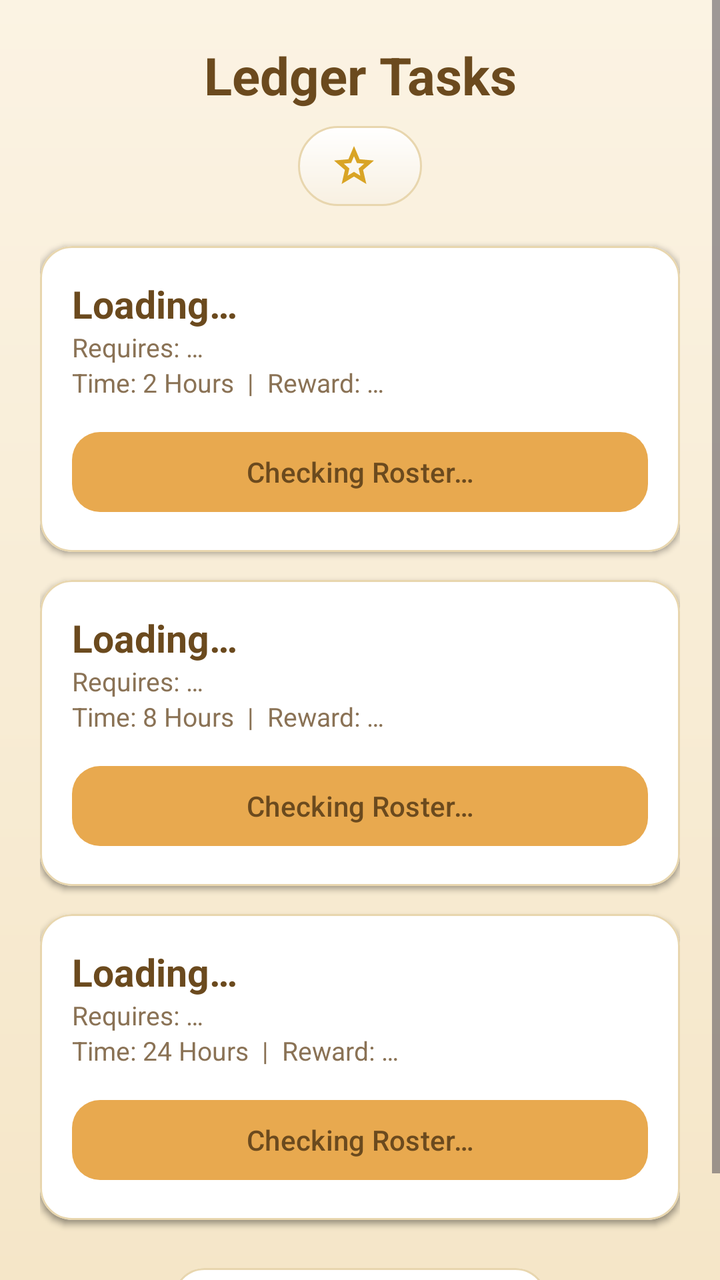
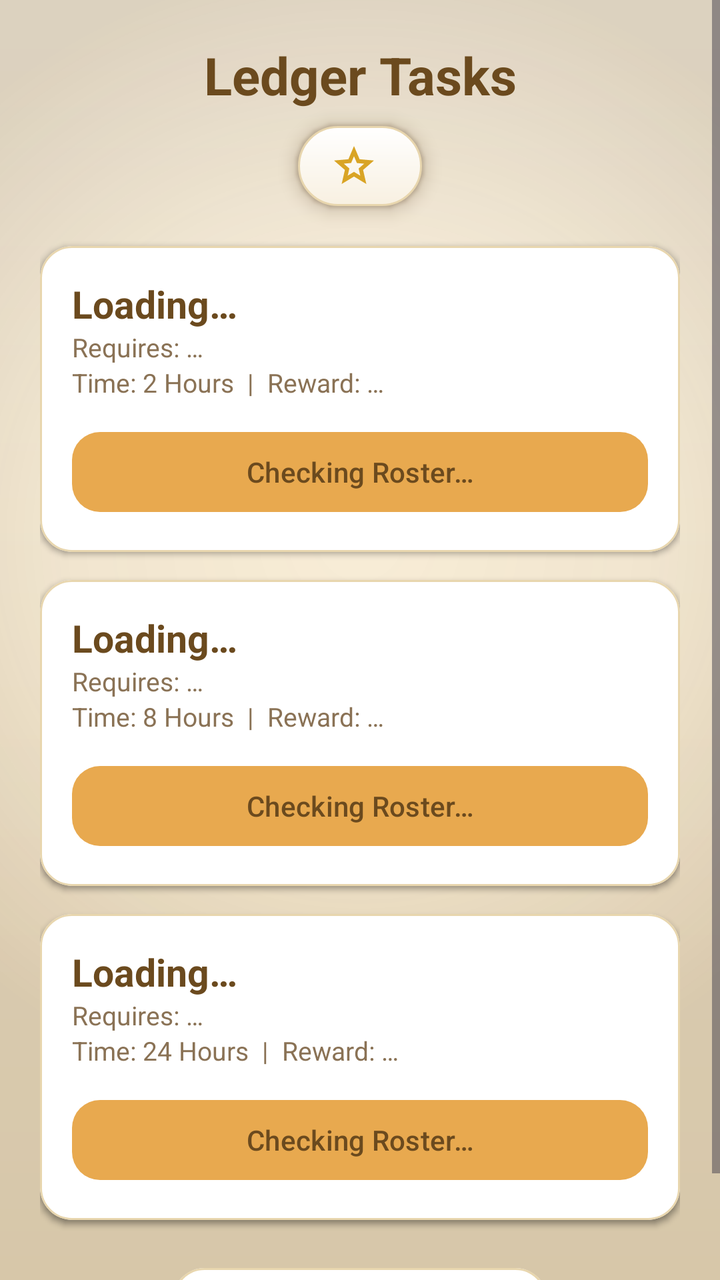

The first picture is an Android layout as it rendered before a commit; the second is the same layout after the commit. The layout source and the unified diff follow.
<!-- AndroidManifest.xml: application theme Theme.RatKingRecon -->
<!-- res/layout/activity_mission.xml -->
<?xml version="1.0" encoding="utf-8"?>
<ScrollView xmlns:android="http://schemas.android.com/apk/res/android"
    xmlns:app="http://schemas.android.com/apk/res-auto"
    android:layout_width="match_parent"
    android:layout_height="match_parent"
    android:background="@drawable/bg_app_gradient"
    android:fitsSystemWindows="true">

    <LinearLayout
        android:layout_width="match_parent"
        android:layout_height="wrap_content"
        android:orientation="vertical"
        android:padding="20dp">

        <TextView
            android:layout_width="match_parent"
            android:layout_height="wrap_content"
            android:text="@string/ledger_tasks_title"
            android:textColor="@color/text_primary"
            android:textSize="26sp"
            android:textStyle="bold"
            android:textAlignment="center"
            android:layout_marginBottom="8dp" />

        
        <TextView
            android:id="@+id/relicCountText"
            android:layout_width="wrap_content"
            android:layout_height="wrap_content"
            android:layout_gravity="center_horizontal"
            android:background="@drawable/bg_pill_tan"
            android:paddingHorizontal="16dp"
            android:paddingVertical="8dp"
            android:drawableStart="@drawable/ic_star"
            android:drawablePadding="6dp"
            android:textSize="13sp"
            android:textStyle="bold"
            android:textColor="@color/text_primary"
            android:layout_marginBottom="20dp" />

        <com.google.android.material.card.MaterialCardView
            android:layout_width="match_parent"
            android:layout_height="wrap_content"
            app:cardBackgroundColor="@color/card_white"
            app:strokeColor="@color/card_border"
            app:strokeWidth="1dp"
            app:cardCornerRadius="16dp"
            app:cardElevation="2dp"
            android:layout_marginBottom="14dp">

            <LinearLayout
                android:layout_width="match_parent"
                android:layout_height="wrap_content"
                android:orientation="vertical"
                android:padding="16dp">

                <TextView android:id="@+id/titleM1" android:layout_width="wrap_content" android:layout_height="wrap_content" android:text="Loading…" android:textColor="@color/text_primary" android:textSize="19sp" android:textStyle="bold"/>
                <TextView android:id="@+id/reqM1" android:layout_width="wrap_content" android:layout_height="wrap_content" android:text="Requires: …" android:textColor="@color/text_muted" android:textSize="13sp"/>
                <TextView android:id="@+id/rewardM1" android:layout_width="wrap_content" android:layout_height="wrap_content" android:text="Time: 2 Hours  |  Reward: …" android:textColor="@color/text_muted" android:textSize="13sp" android:layout_marginBottom="12dp"/>

                <com.google.android.material.button.MaterialButton
                    android:id="@+id/btnMission1"
                    android:layout_width="match_parent"
                    android:layout_height="wrap_content"
                    android:text="@string/mission_checking_roster"
                    android:textAllCaps="false"
                    android:textColor="@color/text_primary"
                    app:cornerRadius="14dp" />
            </LinearLayout>
        </com.google.android.material.card.MaterialCardView>

        <com.google.android.material.card.MaterialCardView
            android:layout_width="match_parent"
            android:layout_height="wrap_content"
            app:cardBackgroundColor="@color/card_white"
            app:strokeColor="@color/card_border"
            app:strokeWidth="1dp"
            app:cardCornerRadius="16dp"
            app:cardElevation="2dp"
            android:layout_marginBottom="14dp">

            <LinearLayout
                android:layout_width="match_parent"
                android:layout_height="wrap_content"
                android:orientation="vertical"
                android:padding="16dp">

                <TextView android:id="@+id/titleM2" android:layout_width="wrap_content" android:layout_height="wrap_content" android:text="Loading…" android:textColor="@color/text_primary" android:textSize="19sp" android:textStyle="bold"/>
                <TextView android:id="@+id/reqM2" android:layout_width="wrap_content" android:layout_height="wrap_content" android:text="Requires: …" android:textColor="@color/text_muted" android:textSize="13sp"/>
                <TextView android:id="@+id/rewardM2" android:layout_width="wrap_content" android:layout_height="wrap_content" android:text="Time: 8 Hours  |  Reward: …" android:textColor="@color/text_muted" android:textSize="13sp" android:layout_marginBottom="12dp"/>

                <com.google.android.material.button.MaterialButton
                    android:id="@+id/btnMission2"
                    android:layout_width="match_parent"
                    android:layout_height="wrap_content"
                    android:text="@string/mission_checking_roster"
                    android:textAllCaps="false"
                    android:textColor="@color/text_primary"
                    app:cornerRadius="14dp" />
            </LinearLayout>
        </com.google.android.material.card.MaterialCardView>

        <com.google.android.material.card.MaterialCardView
            android:layout_width="match_parent"
            android:layout_height="wrap_content"
            app:cardBackgroundColor="@color/card_white"
            app:strokeColor="@color/card_border"
            app:strokeWidth="1dp"
            app:cardCornerRadius="16dp"
            app:cardElevation="2dp"
            android:layout_marginBottom="20dp">

            <LinearLayout
                android:layout_width="match_parent"
                android:layout_height="wrap_content"
                android:orientation="vertical"
                android:padding="16dp">

                <TextView android:id="@+id/titleM3" android:layout_width="wrap_content" android:layout_height="wrap_content" android:text="Loading…" android:textColor="@color/text_primary" android:textSize="19sp" android:textStyle="bold"/>
                <TextView android:id="@+id/reqM3" android:layout_width="wrap_content" android:layout_height="wrap_content" android:text="Requires: …" android:textColor="@color/text_muted" android:textSize="13sp"/>
                <TextView android:id="@+id/rewardM3" android:layout_width="wrap_content" android:layout_height="wrap_content" android:text="Time: 24 Hours  |  Reward: …" android:textColor="@color/text_muted" android:textSize="13sp" android:layout_marginBottom="12dp"/>

                <com.google.android.material.button.MaterialButton
                    android:id="@+id/btnMission3"
                    android:layout_width="match_parent"
                    android:layout_height="wrap_content"
                    android:text="@string/mission_checking_roster"
                    android:textAllCaps="false"
                    android:textColor="@color/text_primary"
                    app:cornerRadius="14dp" />
            </LinearLayout>
        </com.google.android.material.card.MaterialCardView>

        <com.google.android.material.button.MaterialButton
            android:id="@+id/btnBack"
            android:layout_width="wrap_content"
            android:layout_height="wrap_content"
            android:layout_gravity="center_horizontal"
            android:text="@string/btn_back_to_workshop"
            android:textAllCaps="false"
            android:textColor="@color/text_primary"
            app:backgroundTint="@color/card_white"
            app:strokeColor="@color/card_border"
            app:strokeWidth="1dp"
            app:cornerRadius="16dp" />

    </LinearLayout>
</ScrollView>
<!-- resources referenced by this layout -->
<resources>
  <color name="card_border">#E8D6AE</color>
  <color name="card_white">#FFFFFF</color>
  <color name="text_muted">#8A7255</color>
  <color name="text_primary">#6B4A1E</color>
  <!-- drawable bg_app_gradient (drawable) -->
  <?xml version="1.0" encoding="utf-8"?>
  <shape xmlns:android="http://schemas.android.com/apk/res/android"
      android:shape="rectangle">
      <gradient
          android:angle="270"
          android:startColor="@color/cream"
          android:endColor="@color/tan"
          android:type="linear" />
  </shape>
  <!-- drawable bg_pill_tan (drawable) -->
  <?xml version="1.0" encoding="utf-8"?>
  <shape xmlns:android="http://schemas.android.com/apk/res/android"
      android:shape="rectangle">
      <gradient
          android:angle="270"
          android:startColor="@color/card_white"
          android:endColor="#F8F0E1"
          android:type="linear" />
      <stroke
          android:width="1dp"
          android:color="@color/card_border" />
      <corners android:radius="20dp" />
  </shape>
  <!-- drawable ic_star (drawable) -->
  <?xml version="1.0" encoding="utf-8"?>
  <vector xmlns:android="http://schemas.android.com/apk/res/android"
      android:width="24dp"
      android:height="24dp"
      android:viewportWidth="960"
      android:viewportHeight="960"
      android:tint="@color/shiny_gold">
      <group android:translateX="-0" android:translateY="960">
          <path
              android:fillColor="@color/shiny_gold"
              android:pathData="m354-287 126-76 126 77-33-144 111-96-146-13-58-136-58 135-146 13 111 97-33 143ZM233-120l65-281L80-590l288-25 112-265 112 265 288 25-218 189 65 281-247-149-247 149Zm247-350Z" />
      </group>
  </vector>
  <string name="btn_back_to_workshop">Back to the Workshop</string>
  <string name="ledger_tasks_title">Ledger Tasks</string>
  <string name="mission_checking_roster">Checking Roster…</string>
  <style name="Theme.RatKingRecon" parent="Base.Theme.RatKingRecon" />
  <color name="cream">#FBF3E3</color>
  <color name="tan">#F5E6C8</color>
  <color name="shiny_gold">#D9A425</color>
  <style name="Base.Theme.RatKingRecon" parent="Theme.Material3.Light.NoActionBar">
          <item name="colorPrimary">@color/amber</item>
          <item name="colorOnPrimary">@color/text_primary</item>
          <item name="colorSurface">@color/cream</item>
          <item name="colorOnSurface">@color/text_primary</item>
          <item name="android:colorBackground">@color/cream</item>
          <item name="android:statusBarColor">@color/cream</item>
          <item name="android:windowLightStatusBar">true</item>
          <item name="android:navigationBarColor">@color/tan</item>
          
          <item name="android:windowLightNavigationBar" tools:targetApi="27">true</item>
      </style>
  <color name="amber">#E8A94F</color>
</resources>

<!-- the commit's change to res/layout/activity_mission.xml (unified diff, before → after) -->
@@ -1,6 +1,7 @@
 <?xml version="1.0" encoding="utf-8"?>
 <ScrollView xmlns:android="http://schemas.android.com/apk/res/android"
     xmlns:app="http://schemas.android.com/apk/res-auto"
+    xmlns:tools="http://schemas.android.com/tools"
     android:layout_width="match_parent"
     android:layout_height="match_parent"
     android:background="@drawable/bg_app_gradient"
@@ -29,6 +30,10 @@
             android:layout_height="wrap_content"
             android:layout_gravity="center_horizontal"
             android:background="@drawable/bg_pill_tan"
+            android:elevation="6dp"
+            android:outlineAmbientShadowColor="@color/shadow_warm"
+            android:outlineSpotShadowColor="@color/shadow_warm"
+            tools:targetApi="28"
             android:paddingHorizontal="16dp"
             android:paddingVertical="8dp"
             android:drawableStart="@drawable/ic_star"
<!-- resource entries referenced after the edit -->
@@ -2,18 +2,37 @@
 <resources>
   <color name="card_border">#E8D6AE</color>
   <color name="card_white">#FFFFFF</color>
+  <color name="shadow_warm">#4A2F0F</color>
   <color name="text_muted">#8A7255</color>
   <color name="text_primary">#6B4A1E</color>
   <!-- drawable bg_app_gradient (drawable) -->
   <?xml version="1.0" encoding="utf-8"?>
-  <shape xmlns:android="http://schemas.android.com/apk/res/android"
-      android:shape="rectangle">
-      <gradient
-          android:angle="270"
-          android:startColor="@color/cream"
-          android:endColor="@color/tan"
-          android:type="linear" />
-  </shape>
+  <layer-list xmlns:android="http://schemas.android.com/apk/res/android">
+  
+      <item>
+          <shape android:shape="rectangle">
+              <gradient
+                  android:angle="270"
+                  android:startColor="@color/cream"
+                  android:endColor="@color/tan"
+                  android:type="linear" />
+          </shape>
+      </item>
+  
+      <item>
+          <shape android:shape="rectangle">
+              <gradient
+                  android:type="radial"
+                  android:centerX="0.5"
+                  android:centerY="0.42"
+                  android:gradientRadius="80%p"
+                  android:startColor="#004A2F0F"
+                  android:centerColor="#0A4A2F0F"
+                  android:endColor="#2B4A2F0F" />
+          </shape>
+      </item>
+  
+  </layer-list>
   <!-- drawable bg_pill_tan (drawable) -->
   <?xml version="1.0" encoding="utf-8"?>
   <shape xmlns:android="http://schemas.android.com/apk/res/android"
